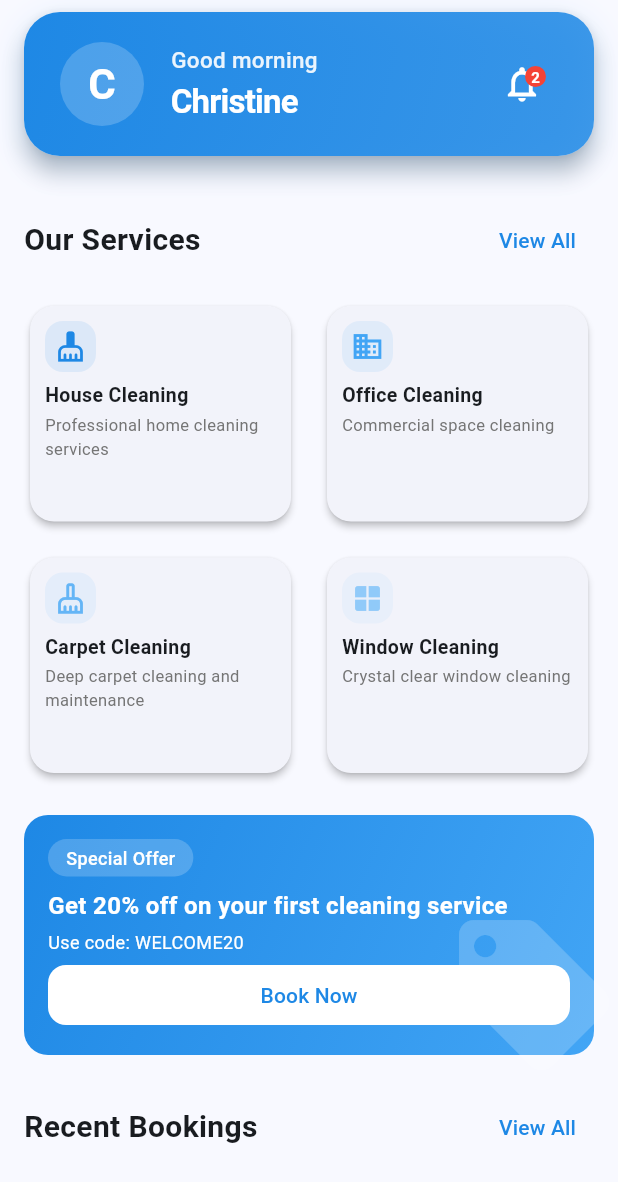
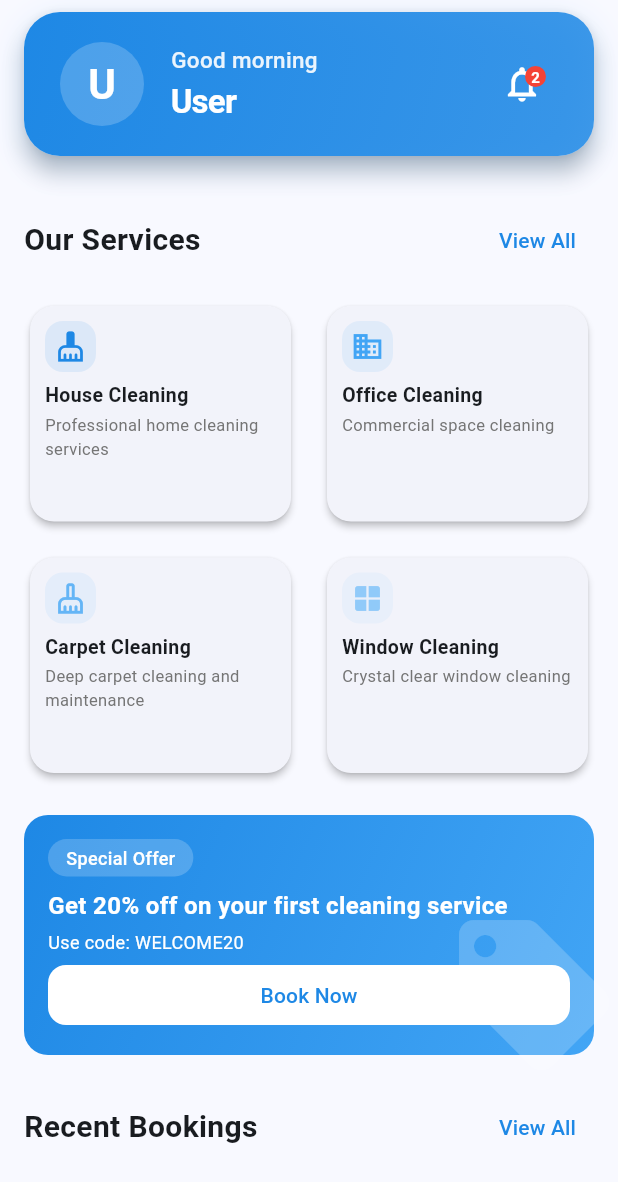
Before and after one commit to cswanjala/nisacleanRebranded, a Flutter app: the HomeScreen screen opened directly, on a phone screen of 412 x 824 dp. Shown: the top 1182 px of the screen. Run offline on Flutter 3.47's test engine with Material 3 defaults, Android fonts, the phone set to English and light mode, and no system bars; our stand-ins replace badges, dio, equatable, flutter_bloc, flutter_local_notifications, geocoding and 9 more; accounts and stored records are empty; project files that could hold a hidden picture were left out.

Commit message:
fixed the issue of welcome user name

```diff
--- a/lib/features/home/screens/home_screen.dart
+++ b/lib/features/home/screens/home_screen.dart
@@ -6,6 +6,9 @@ import 'package:nisacleanv1/features/bookings/services/booking_service.dart';
 import 'package:nisacleanv1/features/bookings/models/booking.dart';
 import 'package:nisacleanv1/features/bookings/screens/all_bookings_screen.dart';
 import 'package:nisacleanv1/features/notifications/screens/notifications_screen.dart'; // Import the notifications screen
+import 'package:flutter_bloc/flutter_bloc.dart';
+import 'package:nisacleanv1/core/bloc/auth/auth_bloc.dart';
+import 'package:nisacleanv1/core/bloc/auth/auth_state.dart';
 import 'dart:math';
 
 class HomeScreen extends StatefulWidget {
@@ -21,9 +24,9 @@ class _HomeScreenState extends State<HomeScreen> {
   bool _isLoading = true;
   int _recentBookingsPage = 0; // Track which set of 3 is being shown
 
-  // Mock user data for header
-  final String _userName = 'Christine';
-  final String? _avatarUrl = null; // Replace with real URL if available
+  // Remove hardcoded user data
+  // final String _userName = 'Christine';
+  // final String? _avatarUrl = null; // Replace with real URL if available
   final int _unreadNotifications = 2;
 
   @override
@@ -85,6 +88,10 @@ class _HomeScreenState extends State<HomeScreen> {
   Widget _buildModernAppBar(BuildContext context) {
     final colorScheme = Theme.of(context).colorScheme;
     final greeting = _getGreeting();
+    return BlocBuilder<AuthBloc, AuthState>(
+      builder: (context, state) {
+        final String userName = state.name ?? 'User';
+        final String? avatarUrl = null; // Add avatarUrl if available in state
         return Padding(
           padding: const EdgeInsets.fromLTRB(16, 8, 16, 16),
           child: Material(
@@ -113,12 +120,12 @@ class _HomeScreenState extends State<HomeScreen> {
                   CircleAvatar(
                     radius: 28,
                     backgroundColor: Colors.white.withOpacity(0.2),
-                child: _avatarUrl != null
+                    child: avatarUrl != null
                         ? ClipOval(
-                        child: Image.network(_avatarUrl!, width: 56, height: 56, fit: BoxFit.cover),
+                            child: Image.network(avatarUrl, width: 56, height: 56, fit: BoxFit.cover),
                           )
                         : Text(
-                        _userName.substring(0, 1),
+                            userName.isNotEmpty ? userName.substring(0, 1) : 'U',
                             style: const TextStyle(fontSize: 28, fontWeight: FontWeight.bold, color: Colors.white),
                           ),
                   ),
@@ -138,7 +145,7 @@ class _HomeScreenState extends State<HomeScreen> {
                         ),
                         const SizedBox(height: 2),
                         Text(
-                      _userName,
+                          userName,
                           style: const TextStyle(
                             color: Colors.white,
                             fontSize: 22,
@@ -157,7 +164,7 @@ class _HomeScreenState extends State<HomeScreen> {
                           Navigator.push(
                             context,
                             MaterialPageRoute(
-                          builder: (context) => NotificationsScreen(), // Navigate to NotificationsScreen
+                              builder: (context) => NotificationsScreen(),
                             ),
                           );
                         },
@@ -184,6 +191,8 @@ class _HomeScreenState extends State<HomeScreen> {
               ),
             ),
           ),
+        );
+      },
     );
   }
 
```
Also changed, not shown: lib/features/auth/presentation/screens/register_screen.dart (+14 -6 lines), lib/features/worker/screens/worker_home_screen.dart (+28 -23 lines). Lines whose indentation alone changed are shown as unchanged.
